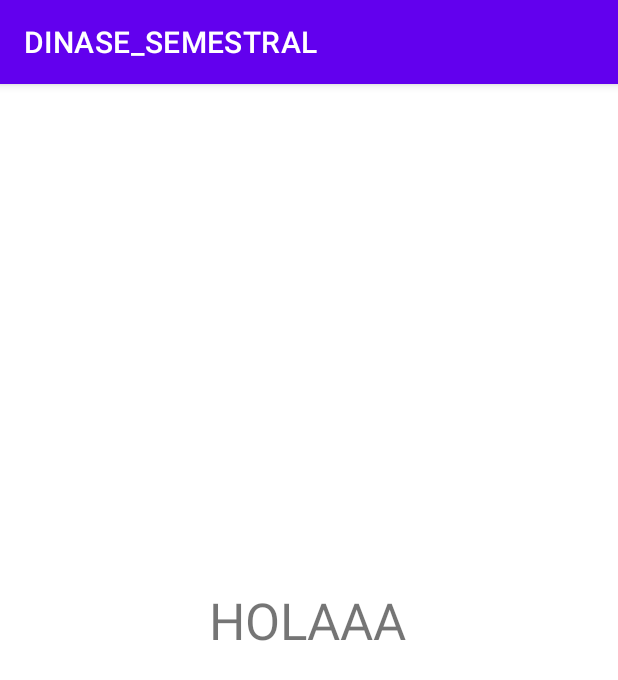
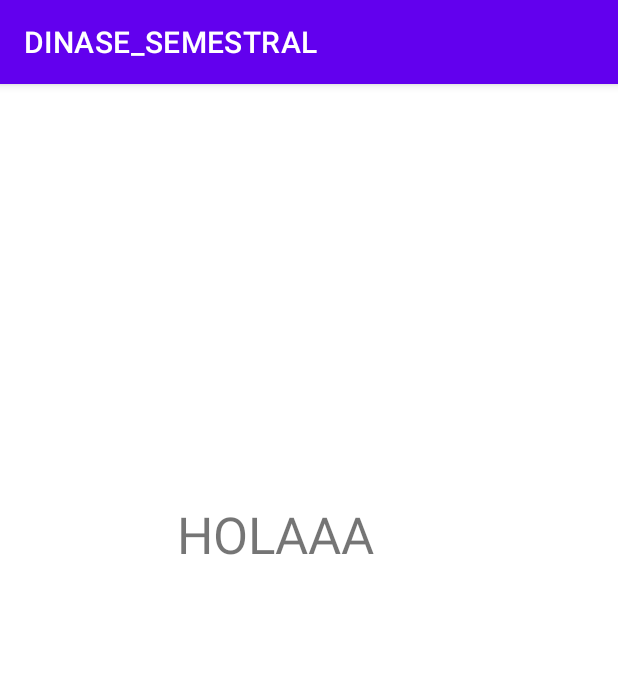
Before and after one commit to EvanGonzalez/DINASE_SEMESTRAL, an Android app: the screen it shows after launch (MainActivity), on a phone screen of 412 x 824 dp. Shown: the top 680 px of the screen. Run offline under Robolectric (Android 15) with nearby library versions, the phone set to English and light mode, and no system bars.

Commit message:
Update activity_main.xml

```diff
--- a/app/src/main/res/layout/activity_main.xml
+++ b/app/src/main/res/layout/activity_main.xml
@@ -14,9 +14,9 @@
         android:textSize="34sp"
         app:layout_constraintBottom_toBottomOf="parent"
         app:layout_constraintEnd_toEndOf="parent"
-        app:layout_constraintHorizontal_bias="0.498"
+        app:layout_constraintHorizontal_bias="0.422"
         app:layout_constraintStart_toStartOf="parent"
         app:layout_constraintTop_toTopOf="parent"
-        app:layout_constraintVertical_bias="0.463" />
+        app:layout_constraintVertical_bias="0.384" />
 
 </androidx.constraintlayout.widget.ConstraintLayout>
```
